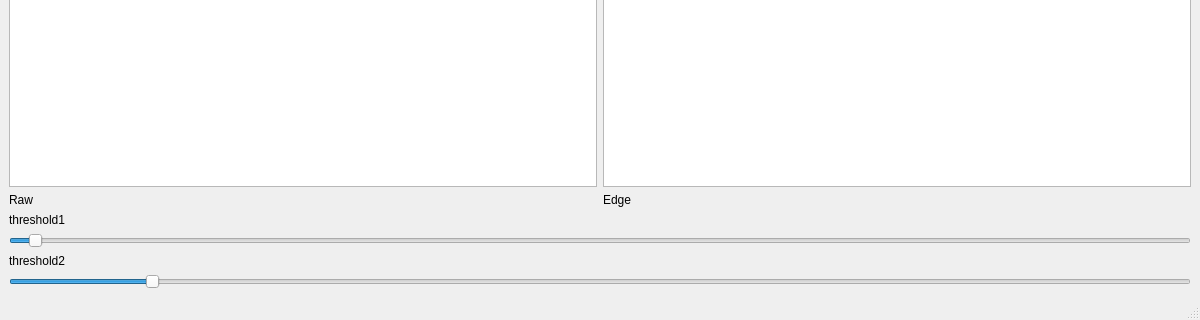
First picture: the form in mainwindow.ui, repository li-haojia/qt_camera_edge_detection, before the edit; both pictures show x 0 to 1200 and y 280 to 600 of the 1200 by 600 pixel window.
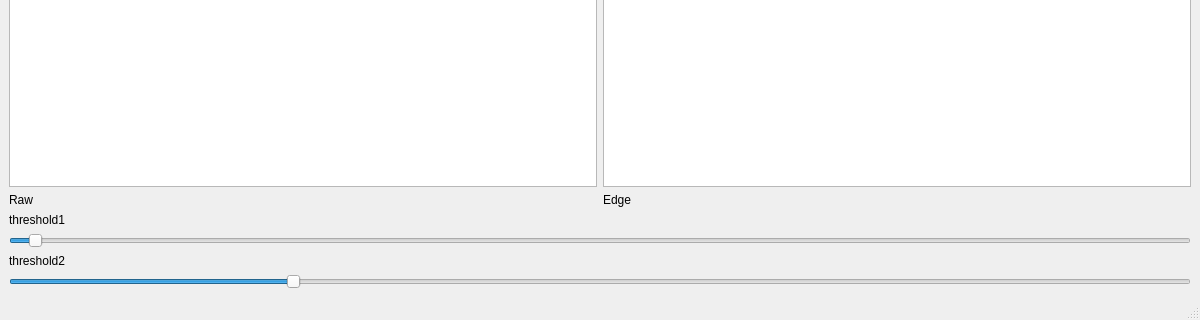
Second picture: the form after the edit.

The edit to the form file:
```diff
--- a/mainwindow.ui
+++ b/mainwindow.ui
@@ -80,7 +80,7 @@
          <number>250</number>
         </property>
         <property name="value">
-         <number>30</number>
+         <number>60</number>
         </property>
         <property name="orientation">
          <enum>Qt::Horizontal</enum>
```
